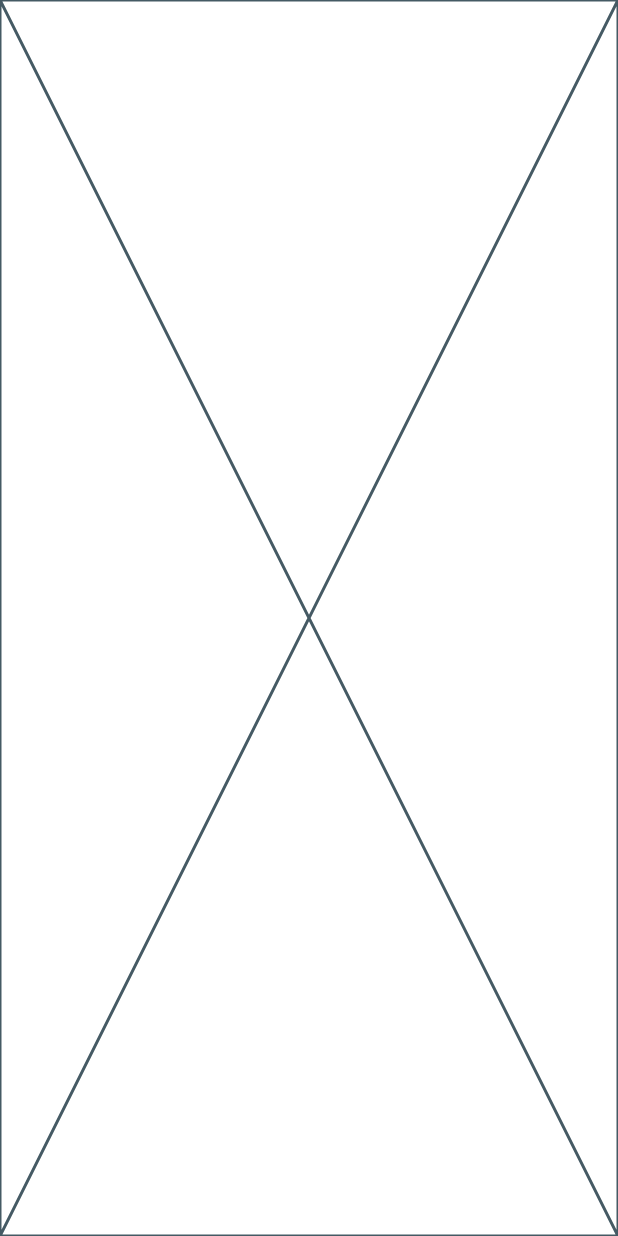
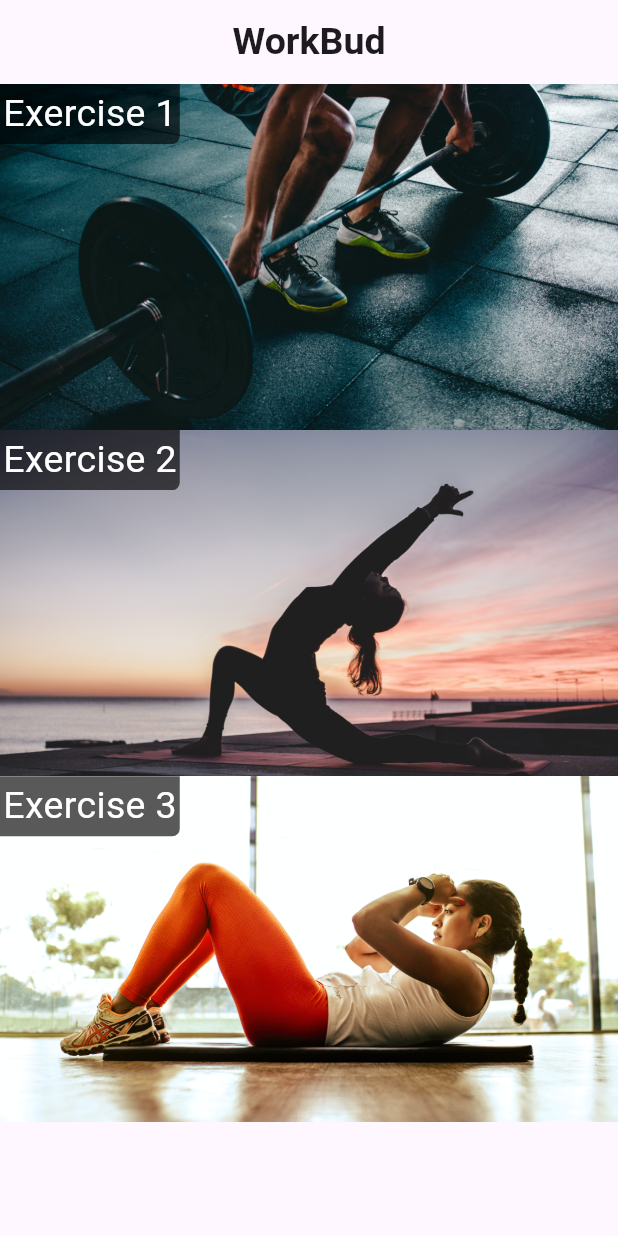
Before and after one commit to tedydevmac/innofest-app, a Flutter app: the screen it shows after launch, on a phone screen of 412 x 824 dp. Run offline on Flutter 3.47's test engine with Material 2 defaults, Android fonts, the phone set to English and light mode, and no system bars; Roboto replaces fonts that are missing (Avenir Medium).

Commit message:
HomePage UI

```diff
--- /dev/null
+++ b/lib/components/Selection.dart
@@ -0,0 +1,47 @@
+import 'package:flutter/material.dart';
+
+class Select extends StatelessWidget {
+  final String title;
+  final String imagePath;
+
+  const Select({super.key, required this.title, required this.imagePath});
+
+  @override
+  Widget build(BuildContext context) {
+    return Container(
+      height: MediaQuery.of(context).size.height * 0.28,
+      width: MediaQuery.of(context).size.width,
+      decoration: BoxDecoration(
+        image: DecorationImage(
+          image: AssetImage(imagePath),
+          fit: BoxFit.cover,
+        ),
+      ),
+      child: Row(
+        mainAxisAlignment: MainAxisAlignment.start,
+        crossAxisAlignment: CrossAxisAlignment.start,
+        children: [
+          Container(
+            decoration: BoxDecoration(
+              color: Colors.black.withOpacity(0.65),
+              borderRadius: const BorderRadius.only(
+                bottomRight: Radius.circular(5),
+              ),
+            ),
+            child: Padding(
+              padding: const EdgeInsets.all(2),
+              child: Text(
+                title,
+                style: const TextStyle(
+                  fontFamily: "Avenir Medium",
+                  fontSize: 25,
+                  color: Colors.white,
+                ),
+              ),
+            ),
+          ),
+        ],
+      ),
+    );
+  }
+}
--- a/lib/main.dart
+++ b/lib/main.dart
@@ -1,5 +1,15 @@
 import 'package:flutter/material.dart';
 import 'package:innofest_app/screens/HomePage.dart';
+
+final ThemeData lightTheme = ThemeData(
+  brightness: Brightness.light,
+  useMaterial3: true
+);
+
+final ThemeData darkTheme = ThemeData(
+  brightness: Brightness.dark,
+  useMaterial3: true
+);
 
 void main() {
   runApp(const HomePage());
--- a/lib/screens/HomePage.dart
+++ b/lib/screens/HomePage.dart
@@ -1,7 +1,9 @@
 import 'package:flutter/material.dart';
+import 'package:innofest_app/components/Selection.dart';
+import 'package:innofest_app/main.dart';
 
 class HomePage extends StatefulWidget {
-  const HomePage({super.key});
+  const HomePage({Key? key});
 
   @override
   State<HomePage> createState() => _HomePageState();
@@ -10,6 +12,67 @@ class HomePage extends StatefulWidget {
 class _HomePageState extends State<HomePage> {
   @override
   Widget build(BuildContext context) {
-    return const Placeholder();
+    return MaterialApp(
+      title: "WorkBud",
+      theme: lightTheme,
+      darkTheme: darkTheme,
+      debugShowCheckedModeBanner: false,
+      home: Scaffold(
+        resizeToAvoidBottomInset: true,
+        appBar: AppBar(
+          title: const Row(
+            mainAxisAlignment: MainAxisAlignment.center,
+            children: [
+              Text(
+                "WorkBud",
+                style: TextStyle(
+                  fontWeight: FontWeight.bold,
+                  fontSize: 25,
+                  fontFamily: "Avenir Medium",
+                ),
+              ),
+            ],
+          ),
+        ),
+        body: SafeArea(
+          child: Column(
+            mainAxisAlignment: MainAxisAlignment.start,
+            crossAxisAlignment: CrossAxisAlignment.start,
+            children: [
+              Expanded(
+                child: ListView(
+                  scrollDirection: Axis.vertical,
+                  physics: const NeverScrollableScrollPhysics(),
+                  shrinkWrap: true,
+                  children: [
+                    GestureDetector(
+                      onTap: () {},
+                      child: const Select(
+                        imagePath: 'assets/1.jpg',
+                        title: "Exercise 1",
+                      ),
+                    ),
+                    GestureDetector(
+                      onTap: () {},
+                      child: const Select(
+                        imagePath: 'assets/2.jpg',
+                        title: "Exercise 2",
+                      ),
+                    ),
+                    GestureDetector(
+                      onTap: () {},
+                      child: const Select(
+                        imagePath: 'assets/3.jpg',
+                        title: "Exercise 3",
+                      ),
+                    ),
+                  ],
+                ),
+              )
+            ],
+          ),
+        ),
+      ),
+    );
   }
 }
```
Also changed, not shown: pubspec.yaml (+6 -7 lines), assets/1.jpg (added), assets/2.jpg (added), assets/3.jpg (added), 10 other files.
